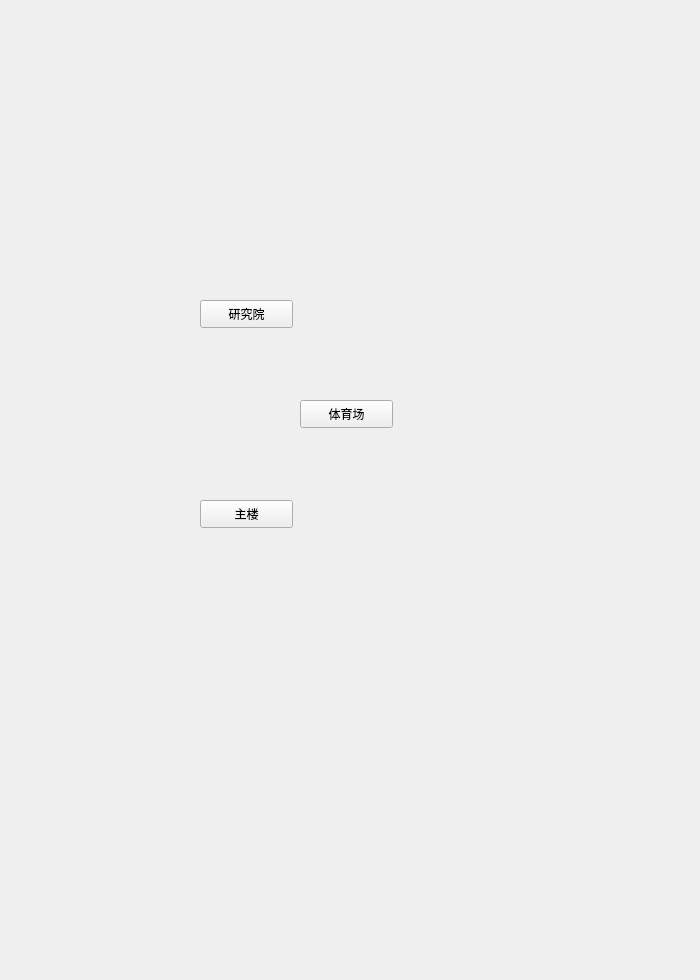
The window that mapnotes.ui (Chasecheese/HitWH_Map) describes before a commit, drawn with Qt 5.
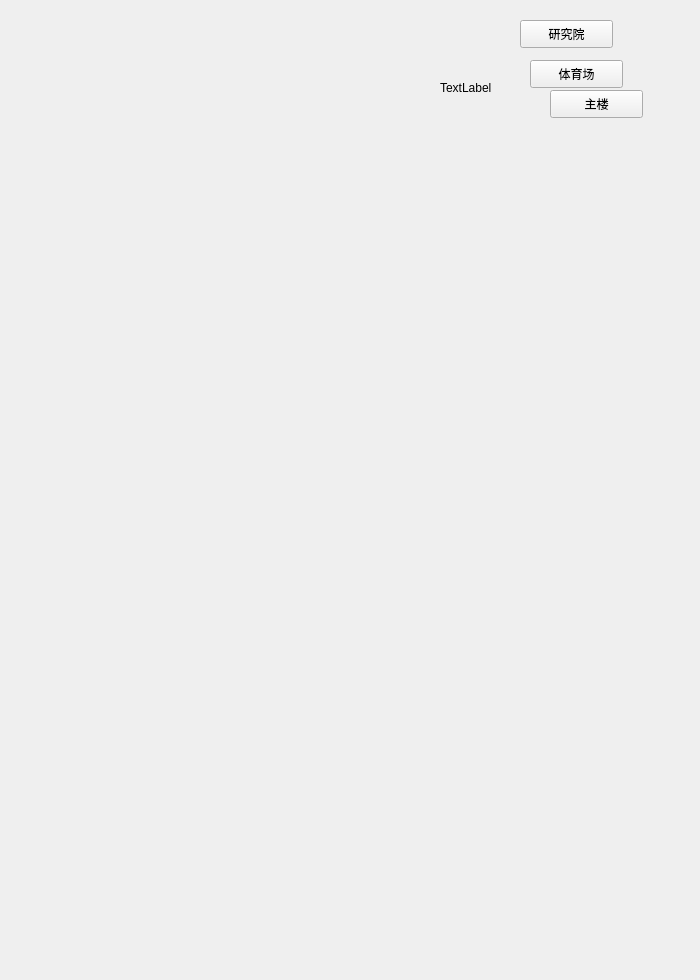
The same window after the commit.

```diff
--- a/mapnotes.ui
+++ b/mapnotes.ui
@@ -16,8 +16,8 @@
   <widget class="QPushButton" name="BulidH">
    <property name="geometry">
     <rect>
-     <x>200</x>
-     <y>500</y>
+     <x>550</x>
+     <y>90</y>
      <width>93</width>
      <height>28</height>
     </rect>
@@ -29,8 +29,8 @@
   <widget class="QPushButton" name="BulidY">
    <property name="geometry">
     <rect>
-     <x>200</x>
-     <y>300</y>
+     <x>520</x>
+     <y>20</y>
      <width>93</width>
      <height>28</height>
     </rect>
@@ -42,8 +42,8 @@
   <widget class="QPushButton" name="BuildT">
    <property name="geometry">
     <rect>
-     <x>300</x>
-     <y>400</y>
+     <x>530</x>
+     <y>60</y>
      <width>93</width>
      <height>28</height>
     </rect>
@@ -52,6 +52,19 @@
     <string>体育场</string>
    </property>
   </widget>
+  <widget class="QLabel" name="label">
+   <property name="geometry">
+    <rect>
+     <x>440</x>
+     <y>80</y>
+     <width>72</width>
+     <height>15</height>
+    </rect>
+   </property>
+   <property name="text">
+    <string>TextLabel</string>
+   </property>
+  </widget>
  </widget>
  <resources/>
  <connections/>
```
